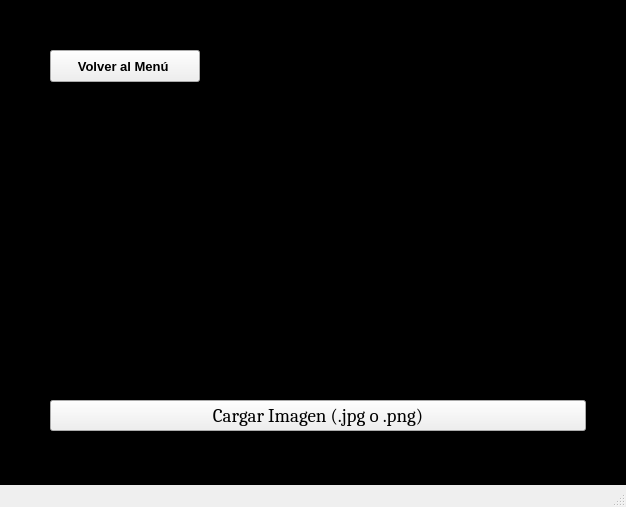
The window that archivosUI/ImagenMenuVista.ui (SofiaMarcano/TrabajoFinal) describes before a commit, drawn with Qt 5.
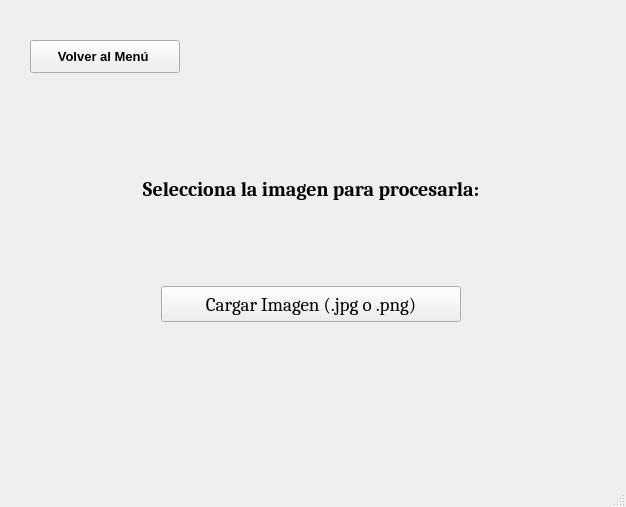
The same window after the commit. Icons and pictures are not drawn.

What changed in the file:
```diff
--- a/archivosUI/ImagenMenuVista.ui
+++ b/archivosUI/ImagenMenuVista.ui
@@ -33,18 +33,19 @@
   </property>
   <property name="styleSheet">
    <string notr="true">QWidget#centralwidget {
-	bacground-image: url(:/1/ventana.png);
-	border-image: url(&quot;:/1/ventana.png&quot;) 0 0 0 0 stretch stretch;
-	background-color: tranparent;
-}</string>
+    background-image: url(:/Img/ventana.png);
+    border-image: url(:/Img/ventana.png) 0 0 0 0 stretch stretch;
+    background-color: transparent;
+}
+</string>
   </property>
   <widget class="QWidget" name="centralwidget">
    <widget class="QWidget" name="verticalLayoutWidget">
     <property name="geometry">
      <rect>
-      <x>50</x>
-      <y>50</y>
-      <width>536</width>
+      <x>30</x>
+      <y>40</y>
+      <width>562</width>
       <height>401</height>
      </rect>
     </property>
@@ -62,8 +63,8 @@
        </property>
        <property name="minimumSize">
         <size>
-         <width>100</width>
-         <height>32</height>
+         <width>106</width>
+         <height>33</height>
         </size>
        </property>
        <property name="maximumSize">
@@ -99,6 +100,19 @@
        </property>
       </widget>
      </item>
+     <item>
+      <spacer name="verticalSpacer_3">
+       <property name="orientation">
+        <enum>Qt::Vertical</enum>
+       </property>
+       <property name="sizeHint" stdset="0">
+        <size>
+         <width>20</width>
+         <height>40</height>
+        </size>
+       </property>
+      </spacer>
+     </item>
      <item>
       <spacer name="horizontalSpacer_2">
        <property name="orientation">
@@ -134,7 +148,38 @@
       </widget>
      </item>
      <item>
+      <spacer name="verticalSpacer">
+       <property name="orientation">
+        <enum>Qt::Vertical</enum>
+       </property>
+       <property name="sizeHint" stdset="0">
+        <size>
+         <width>20</width>
+         <height>40</height>
+        </size>
+       </property>
+      </spacer>
+     </item>
+     <item alignment="Qt::AlignHCenter|Qt::AlignVCenter">
       <widget class="QPushButton" name="cargarBoton">
+       <property name="sizePolicy">
+        <sizepolicy hsizetype="Minimum" vsizetype="Fixed">
+         <horstretch>4</horstretch>
+         <verstretch>0</verstretch>
+        </sizepolicy>
+       </property>
+       <property name="minimumSize">
+        <size>
+         <width>300</width>
+         <height>36</height>
+        </size>
+       </property>
+       <property name="maximumSize">
+        <size>
+         <width>400</width>
+         <height>36</height>
+        </size>
+       </property>
        <property name="font">
         <font>
          <family>Cambria</family>
@@ -146,6 +191,19 @@
        </property>
       </widget>
      </item>
+     <item>
+      <spacer name="verticalSpacer_2">
+       <property name="orientation">
+        <enum>Qt::Vertical</enum>
+       </property>
+       <property name="sizeHint" stdset="0">
+        <size>
+         <width>20</width>
+         <height>40</height>
+        </size>
+       </property>
+      </spacer>
+     </item>
      <item>
       <spacer name="horizontalSpacer">
        <property name="orientation">
@@ -159,6 +217,19 @@
        </property>
       </spacer>
      </item>
+     <item>
+      <spacer name="horizontalSpacer_3">
+       <property name="orientation">
+        <enum>Qt::Horizontal</enum>
+       </property>
+       <property name="sizeHint" stdset="0">
+        <size>
+         <width>40</width>
+         <height>20</height>
+        </size>
+       </property>
+      </spacer>
+     </item>
     </layout>
    </widget>
   </widget>
```
